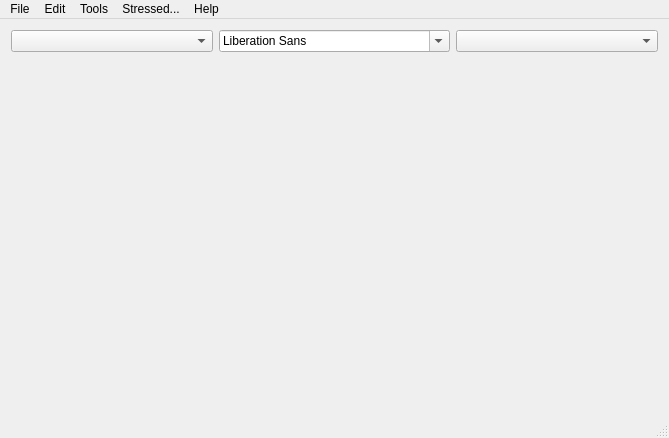
This is HootNotes/mainwindow.ui in JarodNavarro2/COMP330_PROJECT2 as Qt 5 draws it before an edit. The edited form follows.
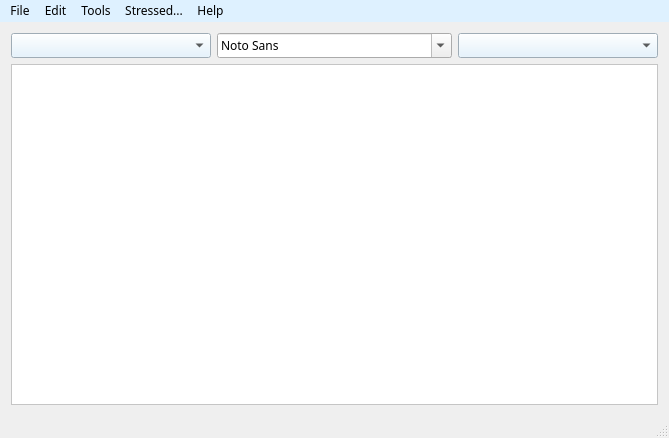
This is the edited form. Icons and pictures are not drawn.

Diff of the .ui file:
```diff
--- a/HootNotes/mainwindow.ui
+++ b/HootNotes/mainwindow.ui
@@ -10,11 +10,23 @@
     <height>438</height>
    </rect>
   </property>
+  <property name="palette">
+   <palette>
+    <active/>
+    <inactive/>
+    <disabled/>
+   </palette>
+  </property>
+  <property name="font">
+   <font>
+    <family>Century Gothic</family>
+   </font>
+  </property>
   <property name="windowTitle">
    <string>MainWindow</string>
   </property>
   <property name="autoFillBackground">
-   <bool>false</bool>
+   <bool>true</bool>
   </property>
   <property name="styleSheet">
    <string notr="true">&lt;?xml version=&quot;1.0&quot; encoding=&quot;UTF-8&quot;?&gt;
@@ -576,23 +588,59 @@
     <item>
      <layout class="QHBoxLayout" name="horizontalLayout">
       <item>
-       <widget class="QComboBox" name="comboStyle"/>
+       <widget class="QComboBox" name="comboStyle">
+        <property name="cursor">
+         <cursorShape>PointingHandCursor</cursorShape>
+        </property>
+        <property name="toolTip">
+         <string>&lt;html&gt;&lt;head/&gt;&lt;body&gt;&lt;p&gt;Position you text&lt;/p&gt;&lt;/body&gt;&lt;/html&gt;</string>
+        </property>
+        <property name="autoFillBackground">
+         <bool>false</bool>
+        </property>
+        <property name="styleSheet">
+         <string notr="true">background-color: rgb(222, 241, 255);
+color:(rgb(0, 0, 0));
+font: 8pt &quot;Century Gothic&quot;;</string>
+        </property>
+       </widget>
       </item>
       <item>
        <widget class="QFontComboBox" name="comboFont"/>
       </item>
       <item>
-       <widget class="QComboBox" name="comboSize"/>
+       <widget class="QComboBox" name="comboSize">
+        <property name="cursor">
+         <cursorShape>PointingHandCursor</cursorShape>
+        </property>
+        <property name="toolTip">
+         <string>&lt;html&gt;&lt;head/&gt;&lt;body&gt;&lt;p&gt;Size of Font&lt;/p&gt;&lt;/body&gt;&lt;/html&gt;</string>
+        </property>
+        <property name="autoFillBackground">
+         <bool>false</bool>
+        </property>
+        <property name="styleSheet">
+         <string notr="true">background-color: rgb(222, 241, 255);
+color:(rgb(0, 0, 0));
+font: 8pt &quot;Century Gothic&quot;;</string>
+        </property>
+       </widget>
       </item>
      </layout>
     </item>
     <item>
      <widget class="QTextEdit" name="textEdit">
       <property name="autoFillBackground">
-       <bool>false</bool>
+       <bool>true</bool>
       </property>
       <property name="styleSheet">
-       <string notr="true">background-color: rgba(255, 255, 255, 0);</string>
+       <string notr="true">background-color:rgb(255, 255, 255);</string>
+      </property>
+      <property name="frameShape">
+       <enum>QFrame::StyledPanel</enum>
+      </property>
+      <property name="frameShadow">
+       <enum>QFrame::Raised</enum>
       </property>
      </widget>
     </item>
@@ -604,9 +652,14 @@
      <x>0</x>
      <y>0</y>
      <width>669</width>
-     <height>20</height>
+     <height>22</height>
     </rect>
    </property>
+   <property name="styleSheet">
+    <string notr="true">font: 9pt &quot;Century Gothic&quot;;
+background-color: rgb(222, 241, 255);
+color: rgb(0, 0, 0);</string>
+   </property>
    <widget class="QMenu" name="menuFile">
     <property name="title">
      <string>File</string>
```
Left out of the diff: 151 changed lines with no effect on the pictures.
